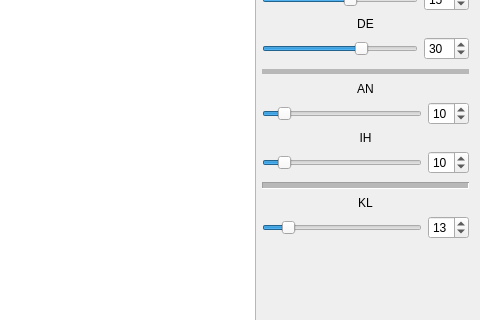
This is MainWindow/mainwindow.ui in Childcity/QtGraphicsExample as Qt 5 draws it before an edit; both pictures show x 470 to 950 and y 251 to 571 of the 950 by 740 pixel window. The edited form follows.
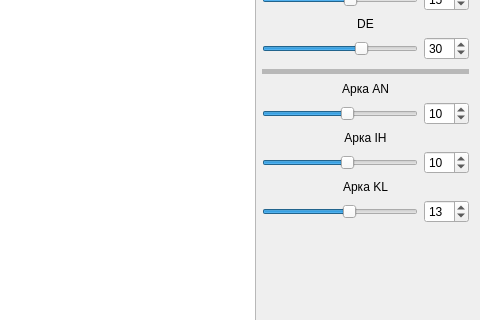
This is the edited form. Custom widgets are drawn as their Qt base class.

```diff
--- a/MainWindow/mainwindow.ui
+++ b/MainWindow/mainwindow.ui
@@ -340,7 +340,7 @@
         <item>
          <widget class="QLabel" name="label_3">
           <property name="text">
-           <string>AN</string>
+           <string>Арка AN</string>
           </property>
           <property name="alignment">
            <set>Qt::AlignCenter</set>
@@ -354,6 +354,9 @@
           </property>
           <item>
            <widget class="QSlider" name="horizontalSlider">
+            <property name="minimum">
+             <number>-99</number>
+            </property>
             <property name="value">
              <number>10</number>
             </property>
@@ -364,6 +367,9 @@
           </item>
           <item>
            <widget class="QSpinBox" name="spinBox_5">
+            <property name="minimum">
+             <number>-99</number>
+            </property>
             <property name="value">
              <number>10</number>
             </property>
@@ -374,7 +380,7 @@
         <item>
          <widget class="QLabel" name="label_4">
           <property name="text">
-           <string>IH</string>
+           <string>Арка IH</string>
           </property>
           <property name="alignment">
            <set>Qt::AlignCenter</set>
@@ -388,6 +394,9 @@
           </property>
           <item>
            <widget class="QSlider" name="horizontalSlider_6">
+            <property name="minimum">
+             <number>-99</number>
+            </property>
             <property name="value">
              <number>10</number>
             </property>
@@ -398,6 +407,9 @@
           </item>
           <item>
            <widget class="QSpinBox" name="spinBox_6">
+            <property name="minimum">
+             <number>-99</number>
+            </property>
             <property name="value">
              <number>10</number>
             </property>
@@ -405,26 +417,10 @@
           </item>
          </layout>
         </item>
-        <item>
-         <widget class="Line" name="line_2">
-          <property name="minimumSize">
-           <size>
-            <width>0</width>
-            <height>10</height>
-           </size>
-          </property>
-          <property name="midLineWidth">
-           <number>5</number>
-          </property>
-          <property name="orientation">
-           <enum>Qt::Horizontal</enum>
-          </property>
-         </widget>
-        </item>
         <item>
          <widget class="QLabel" name="label_5">
           <property name="text">
-           <string>KL</string>
+           <string>Арка KL</string>
           </property>
           <property name="alignment">
            <set>Qt::AlignBottom|Qt::AlignHCenter</set>
@@ -438,6 +434,9 @@
           </property>
           <item>
            <widget class="QSlider" name="horizontalSlider_4">
+            <property name="minimum">
+             <number>-99</number>
+            </property>
             <property name="value">
              <number>13</number>
             </property>
@@ -448,6 +447,9 @@
           </item>
           <item>
            <widget class="QSpinBox" name="spinBox_3">
+            <property name="minimum">
+             <number>-99</number>
+            </property>
             <property name="value">
              <number>13</number>
             </property>
```
